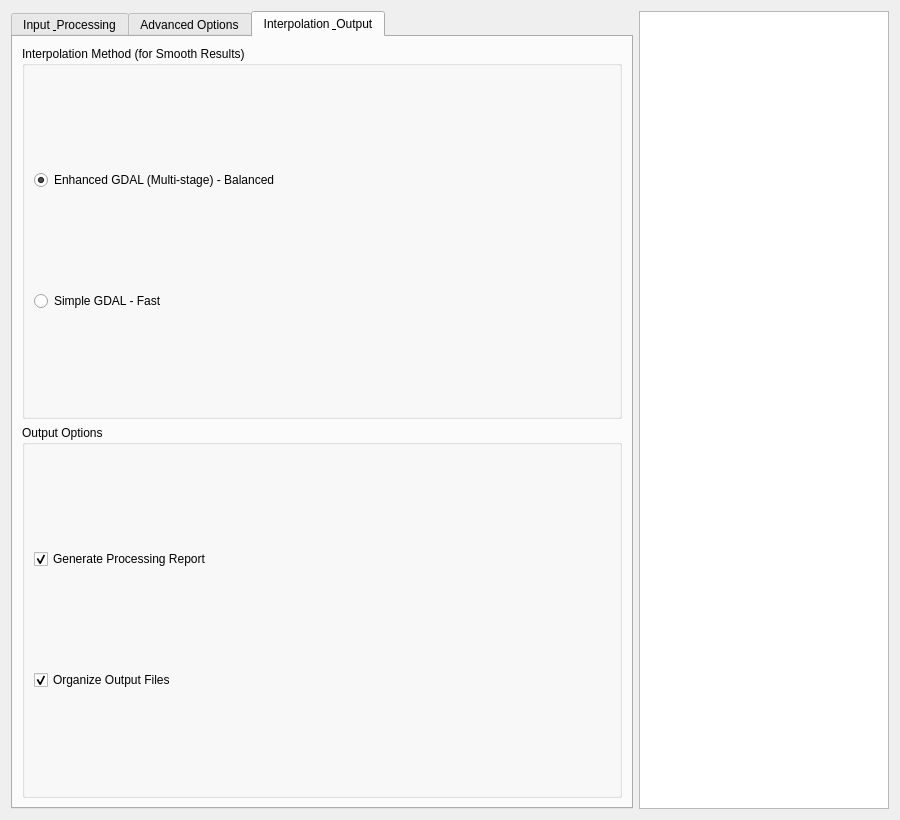
Above: bare_earth_reconstructor_dialog.ui from franzbecker90/bare_earth_reconstructor before the change. Below: the same form after it.
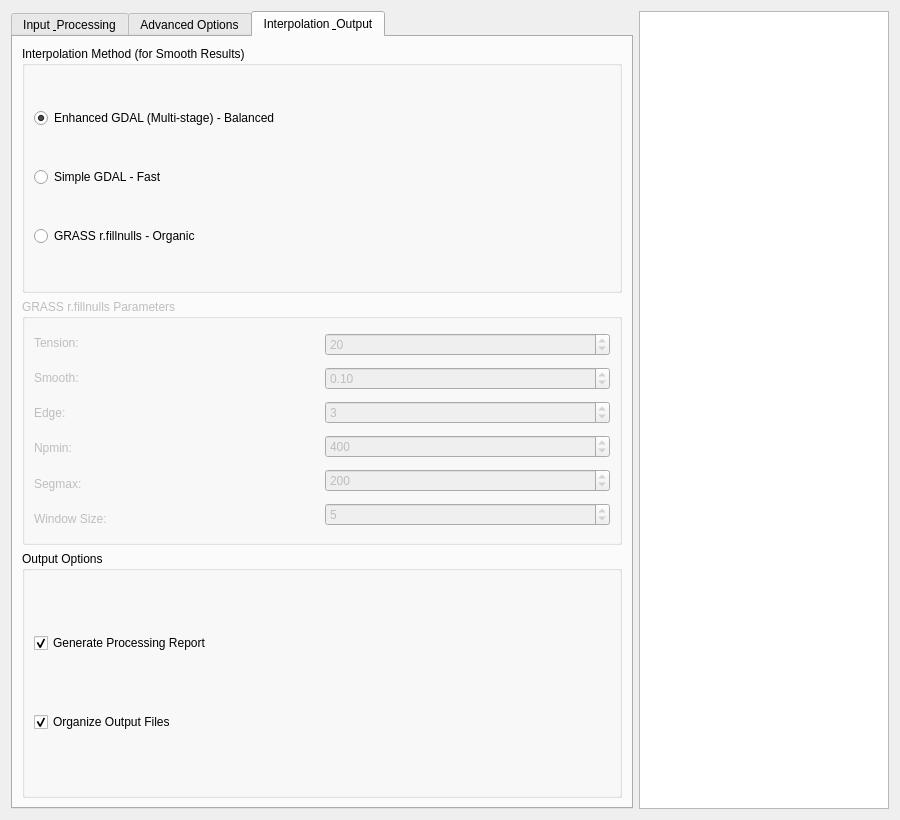
That is the form after the change. The open tabs and pages were chosen to show the change.

```diff
--- a/bare_earth_reconstructor_dialog.ui
+++ b/bare_earth_reconstructor_dialog.ui
@@ -763,6 +763,162 @@
             </property>
            </widget>
           </item>
+          <item>
+           <widget class="QRadioButton" name="radioGrassFillnulls">
+            <property name="text">
+             <string>GRASS r.fillnulls - Organic</string>
+            </property>
+           </widget>
+          </item>
+         </layout>
+        </widget>
+       </item>
+       <item>
+        <widget class="QGroupBox" name="groupGrassFillnulls">
+         <property name="title">
+          <string>GRASS r.fillnulls Parameters</string>
+         </property>
+         <property name="enabled">
+          <bool>false</bool>
+         </property>
+         <layout class="QHBoxLayout" name="horizontalLayoutGrassFillnulls">
+          <item>
+           <layout class="QVBoxLayout" name="verticalLayoutGrassLabels">
+            <item>
+             <widget class="QLabel" name="labelTension">
+              <property name="text">
+               <string>Tension:</string>
+              </property>
+             </widget>
+            </item>
+            <item>
+             <widget class="QLabel" name="labelSmooth">
+              <property name="text">
+               <string>Smooth:</string>
+              </property>
+             </widget>
+            </item>
+            <item>
+             <widget class="QLabel" name="labelEdge">
+              <property name="text">
+               <string>Edge:</string>
+              </property>
+             </widget>
+            </item>
+            <item>
+             <widget class="QLabel" name="labelNpmin">
+              <property name="text">
+               <string>Npmin:</string>
+              </property>
+             </widget>
+            </item>
+            <item>
+             <widget class="QLabel" name="labelSegmax">
+              <property name="text">
+               <string>Segmax:</string>
+              </property>
+             </widget>
+            </item>
+            <item>
+             <widget class="QLabel" name="labelWindowSize">
+              <property name="text">
+               <string>Window Size:</string>
+              </property>
+             </widget>
+            </item>
+           </layout>
+          </item>
+          <item>
+           <layout class="QVBoxLayout" name="verticalLayoutGrassSpins">
+            <item>
+             <widget class="QSpinBox" name="spinTension">
+              <property name="minimum">
+               <number>1</number>
+              </property>
+              <property name="maximum">
+               <number>50</number>
+              </property>
+              <property name="value">
+               <number>20</number>
+              </property>
+             </widget>
+            </item>
+            <item>
+             <widget class="QDoubleSpinBox" name="spinSmooth">
+              <property name="minimum">
+               <double>0.01</double>
+              </property>
+              <property name="maximum">
+               <double>1.0</double>
+              </property>
+              <property name="value">
+               <double>0.1</double>
+              </property>
+              <property name="singleStep">
+               <double>0.01</double>
+              </property>
+              <property name="decimals">
+               <number>2</number>
+              </property>
+             </widget>
+            </item>
+            <item>
+             <widget class="QSpinBox" name="spinEdge">
+              <property name="minimum">
+               <number>1</number>
+              </property>
+              <property name="maximum">
+               <number>10</number>
+              </property>
+              <property name="value">
+               <number>3</number>
+              </property>
+             </widget>
+            </item>
+            <item>
+             <widget class="QSpinBox" name="spinNpmin">
+              <property name="minimum">
+               <number>100</number>
+              </property>
+              <property name="maximum">
+               <number>1000</number>
+              </property>
+              <property name="value">
+               <number>400</number>
+              </property>
+             </widget>
+            </item>
+            <item>
+             <widget class="QSpinBox" name="spinSegmax">
+              <property name="minimum">
+               <number>50</number>
+              </property>
+              <property name="maximum">
+               <number>500</number>
+              </property>
+              <property name="value">
+               <number>200</number>
+              </property>
+             </widget>
+            </item>
+            <item>
+             <widget class="QSpinBox" name="spinGrassWindowSize">
+              <property name="minimum">
+               <number>3</number>
+              </property>
+              <property name="maximum">
+               <number>15</number>
+              </property>
+              <property name="value">
+               <number>5</number>
+              </property>
+              <property name="toolTip">
+               <string>Window size for GRASS r.fillnulls interpolation. Smaller values (3-7) preserve more detail, larger values (8-15) create smoother surfaces.</string>
+              </property>
+             </widget>
+            </item>
+           </layout>
+          </item>
          </layout>
         </widget>
        </item>
```
